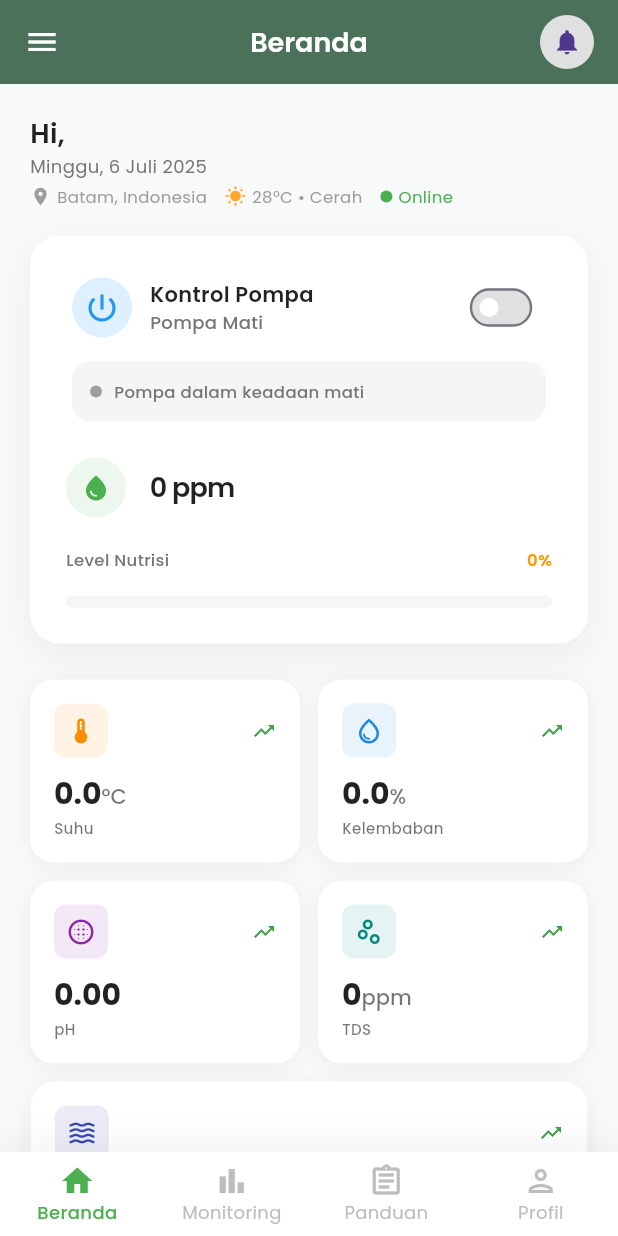
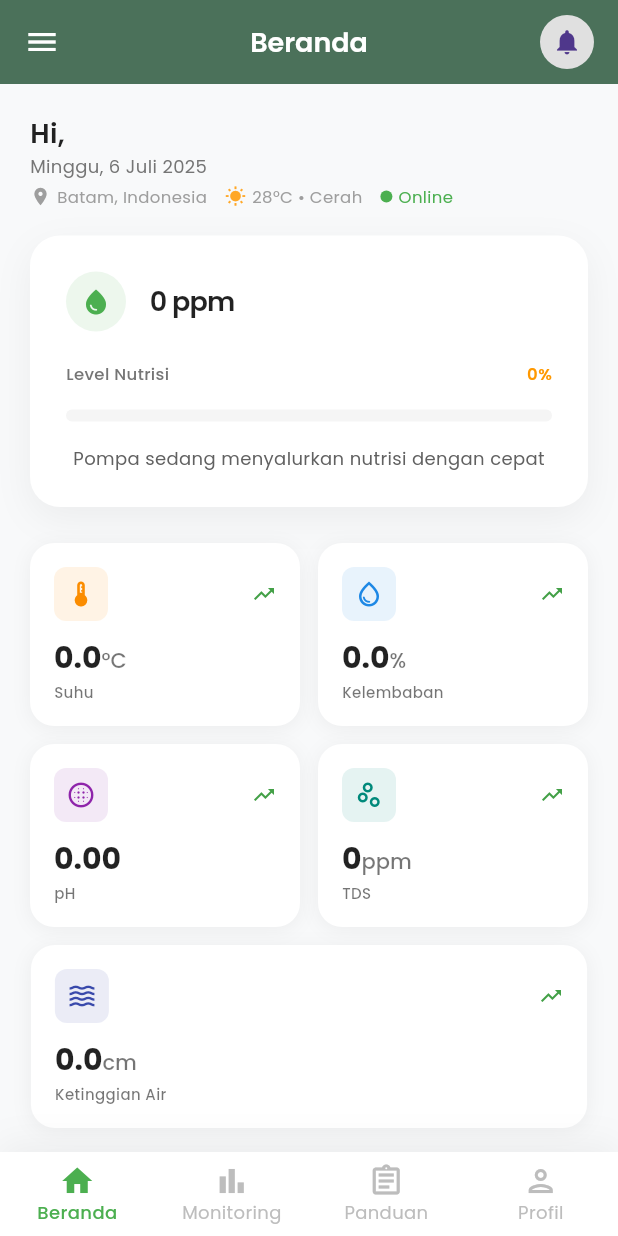
Before and after one commit to CLINTON1233/Sistem_Monitoring_Kontrol-PBL-IN2025, a Flutter app: the HomePage screen opened directly, in the side drawer, after a tap on "Beranda", on a phone screen of 412 x 824 dp. Run offline on Flutter 3.47's test engine with Material 3 defaults, Android fonts, the light colour scheme and no system bars; our stand-ins replace cloud_firestore, firebase_auth, firebase_core, firebase_database, fl_chart, geocoding and 2 more; missing offline and left inert: mqtt_client; accounts and stored records are empty; network calls fail.

Commit message:
Sistem Monitoring dan Kontrol

```diff
--- a/lib/pages/auth/login_page.dart
+++ b/lib/pages/auth/login_page.dart
@@ -123,6 +123,7 @@ class _LoginPageState extends State<LoginPage> {
                                 borderRadius: BorderRadius.circular(12),
                               ),
                             ),
+
                             onPressed: () async {
                               final email = emailController.text.trim();
                               final password = passwordController.text.trim();
@@ -135,12 +136,12 @@ class _LoginPageState extends State<LoginPage> {
                               }
 
                               try {
-                                // UserCredential userCredential =
-                                //     await FirebaseAuth.instance
-                                //         .signInWithEmailAndPassword(
-                                //           email: email,
-                                //           password: password,
-                                //         );
+                                UserCredential userCredential =
+                                    await FirebaseAuth.instance
+                                        .signInWithEmailAndPassword(
+                                          email: email,
+                                          password: password,
+                                        );
 
                                 _showCustomSnackBar(
                                   "Login berhasil!",
--- a/lib/pages/auth/register_page.dart
+++ b/lib/pages/auth/register_page.dart
@@ -86,6 +86,7 @@ class _RegisterPageState extends State<RegisterPage> {
     final password = passwordController.text.trim();
 
     try {
+      // Cek username exists
       bool usernameExists = await _firestoreService.isUsernameExists(username);
       if (usernameExists) {
         _showSnackBar("Username sudah digunakan");
@@ -98,6 +99,7 @@ class _RegisterPageState extends State<RegisterPage> {
       UserCredential userCredential = await FirebaseAuth.instance
           .createUserWithEmailAndPassword(email: email, password: password);
 
+      // Simpan ke Firestore
       await _firestoreService.saveUserData(
         userId: userCredential.user!.uid,
         username: username,
--- a/lib/pages/home/home_page.dart
+++ b/lib/pages/home/home_page.dart
@@ -43,6 +43,18 @@ class _HomePageState extends State<HomePage> {
   int _currentIndex = 0;
   bool _isPumpOn = false;
 
+  Color _getPumpStatusColor() {
+    if (_tdsValue < 300) {
+      return Colors.red; // Nutrisi sangat rendah
+    } else if (_tdsValue < 700) {
+      return Colors.orange; // Nutrisi rendah
+    } else if (_tdsValue < 900) {
+      return Colors.green; // Nutrisi optimal
+    } else {
+      return Colors.blue; // Nutrisi tinggi
+    }
+  }
+
   // Chart data
   List<FlSpot> _tempSpots = [];
   List<String> _timeLabels = [];
@@ -53,6 +65,18 @@ class _HomePageState extends State<HomePage> {
   double _waterHeight = 0.0;
   double _temperature = 0.0;
   double _humidity = 0.0;
+
+  String _getPumpStatusText() {
+    if (_tdsValue < 300) {
+      return 'Pompa sedang menyalurkan nutrisi dengan cepat';
+    } else if (_tdsValue < 700) {
+      return 'Pompa sedang menyalurkan nutrisi';
+    } else if (_tdsValue < 900) {
+      return 'Pompa bekerja dengan lambat';
+    } else {
+      return 'Pompa dalam keadaan standby';
+    }
+  }
 
   // Variabel untuk data user session
   String _username = 'Loading...';
@@ -237,6 +261,7 @@ class _HomePageState extends State<HomePage> {
     try {
       User? currentUser = FirebaseAuth.instance.currentUser;
       if (currentUser != null) {
+        // Coba ambil dari Firestore dulu
         Map<String, dynamic>? userData = await _firestoreService.getUserData(
           currentUser.uid,
         );
@@ -247,10 +272,23 @@ class _HomePageState extends State<HomePage> {
             _email = userData['email'] ?? currentUser.email ?? 'No Email';
           });
         } else {
+          // Jika tidak ada di Firestore, coba ambil dari Firebase Auth
           setState(() {
-            _username = currentUser.displayName ?? 'User';
+            _username =
+                currentUser.displayName ??
+                currentUser.email?.split('@').first ??
+                'User';
             _email = currentUser.email ?? 'No Email';
           });
+
+          // Simpan ke Firestore untuk next time
+          if (currentUser.email != null) {
+            await _firestoreService.saveUserData(
+              userId: currentUser.uid,
+              username: _username,
+              email: _email,
+            );
+          }
         }
       }
     } catch (e) {
@@ -260,6 +298,12 @@ class _HomePageState extends State<HomePage> {
         _email = 'No Email';
       });
     }
+  }
+
+  @override
+  void didChangeDependencies() {
+    super.didChangeDependencies();
+    _loadUserData();
   }
 
   void _setCurrentDate() {
@@ -560,6 +604,7 @@ class _HomePageState extends State<HomePage> {
               const SizedBox(height: 18),
 
               // Main Nutrient Level Card
+              // Replace the "Main Nutrient Level Card" section with this code:
               Container(
                 width: double.infinity,
                 padding: const EdgeInsets.all(24),
@@ -577,145 +622,6 @@ class _HomePageState extends State<HomePage> {
                 child: Column(
                   crossAxisAlignment: CrossAxisAlignment.start,
                   children: [
-                    // Pump Speed Control
-                    Container(
-                      padding: const EdgeInsets.all(3),
-                      decoration: BoxDecoration(
-                        color: Colors.white.withOpacity(0.1),
-                        borderRadius: BorderRadius.circular(16),
-                        border: Border.all(
-                          color: Colors.white.withOpacity(0.1),
-                          width: 1,
-                        ),
-                      ),
-                      child: Column(
-                        crossAxisAlignment: CrossAxisAlignment.start,
-                        children: [
-                          // Header dengan icon dan label
-                          Row(
-                            children: [
-                              Container(
-                                width: 40,
-                                height: 40,
-                                decoration: BoxDecoration(
-                                  color: Colors.blue.withOpacity(0.15),
-                                  shape: BoxShape.circle,
-                                ),
-                                child: const Icon(
-                                  Icons.power_settings_new,
-                                  color: Colors.blue,
-                                  size: 24,
-                                ),
-                              ),
-                              const SizedBox(width: 12),
-                              Expanded(
-                                child: Column(
-                                  crossAxisAlignment: CrossAxisAlignment.start,
-                                  children: [
-                                    Text(
-                                      'Kontrol Pompa',
-                                      style: GoogleFonts.poppins(
-                                        fontSize: 14,
-                                        fontWeight: FontWeight.w600,
-                                        color: Colors.black87,
-                                      ),
-                                    ),
-                                    Text(
-                                      _isPumpOn ? 'Pompa Aktif' : 'Pompa Mati',
-                                      style: GoogleFonts.poppins(
-                                        fontSize: 12,
-                                        color:
-                                            _isPumpOn
-                                                ? Colors.green
-                                                : Colors.grey[600],
-                                        fontWeight: FontWeight.w500,
-                                      ),
-                                    ),
-                                  ],
-                                ),
-                              ),
-                              // Toggle Switch
-                              Transform.scale(
-                                scale: 0.8,
-                                child: Switch(
-                                  value: _isPumpOn,
-                                  onChanged: (value) {
-                                    setState(() {
-                                      _isPumpOn = value;
-                                    });
-                                    ScaffoldMessenger.of(context).showSnackBar(
-                                      SnackBar(
-                                        content: Text(
-                                          _isPumpOn
-                                              ? 'Pompa diaktifkan'
-                                              : 'Pompa dimatikan',
-                                        ),
-                                        backgroundColor:
-                                            _isPumpOn
-                                                ? Colors.green
-                                                : Colors.orange,
-                                        behavior: SnackBarBehavior.floating,
-                                        duration: Duration(seconds: 2),
-                                      ),
-                                    );
-                                  },
-                                  activeColor: Colors.white,
-                                  activeTrackColor: Colors.green,
-                                  inactiveThumbColor: Colors.white,
-                                  inactiveTrackColor: Colors.grey[300],
-                                  materialTapTargetSize:
-                                      MaterialTapTargetSize.shrinkWrap,
-                                ),
-                              ),
-                            ],
-                          ),
-                          const SizedBox(height: 16),
-
-                          // Custom Slider
-                          Container(
-                            padding: const EdgeInsets.all(12),
-                            decoration: BoxDecoration(
-                              color:
-                                  _isPumpOn
-                                      ? Colors.green.withOpacity(0.1)
-                                      : Colors.grey.withOpacity(0.1),
-                              borderRadius: BorderRadius.circular(12),
-                            ),
-                            child: Row(
-                              children: [
-                                Container(
-                                  width: 8,
-                                  height: 8,
-                                  decoration: BoxDecoration(
-                                    color:
-                                        _isPumpOn ? Colors.green : Colors.grey,
-                                    shape: BoxShape.circle,
-                                  ),
-                                ),
-                                const SizedBox(width: 8),
-                                Expanded(
-                                  child: Text(
-                                    _isPumpOn
-                                        ? 'Pompa sedang beroperasi untuk menyalurkan nutrisi'
-                                        : 'Pompa dalam keadaan mati',
-                                    style: GoogleFonts.poppins(
-                                      fontSize: 11,
-                                      color:
-                                          _isPumpOn
-                                              ? Colors.green[700]
-                                              : Colors.grey[600],
-                                      fontWeight: FontWeight.w500,
-                                    ),
-                                  ),
-                                ),
-                              ],
-                            ),
-                          ),
-                        ],
-                      ),
-                    ),
-                    const SizedBox(height: 20),
-
                     // Icon and Value Row
                     Row(
                       children: [
@@ -802,9 +708,23 @@ class _HomePageState extends State<HomePage> {
                         ),
                       ],
                     ),
+                    const SizedBox(height: 16),
+
+                    // Simple Pump Status Text
+                    Center(
+                      child: Text(
+                        _getPumpStatusText(),
+                        style: GoogleFonts.poppins(
+                          fontSize: 12,
+                          color: Colors.grey[700],
+                        ),
+                      ),
+                    ),
                   ],
                 ),
               ),
+
+              // Keep this helper method in your _HomePageState class:
               const SizedBox(height: 24),
 
               // Sensor Cards
```
